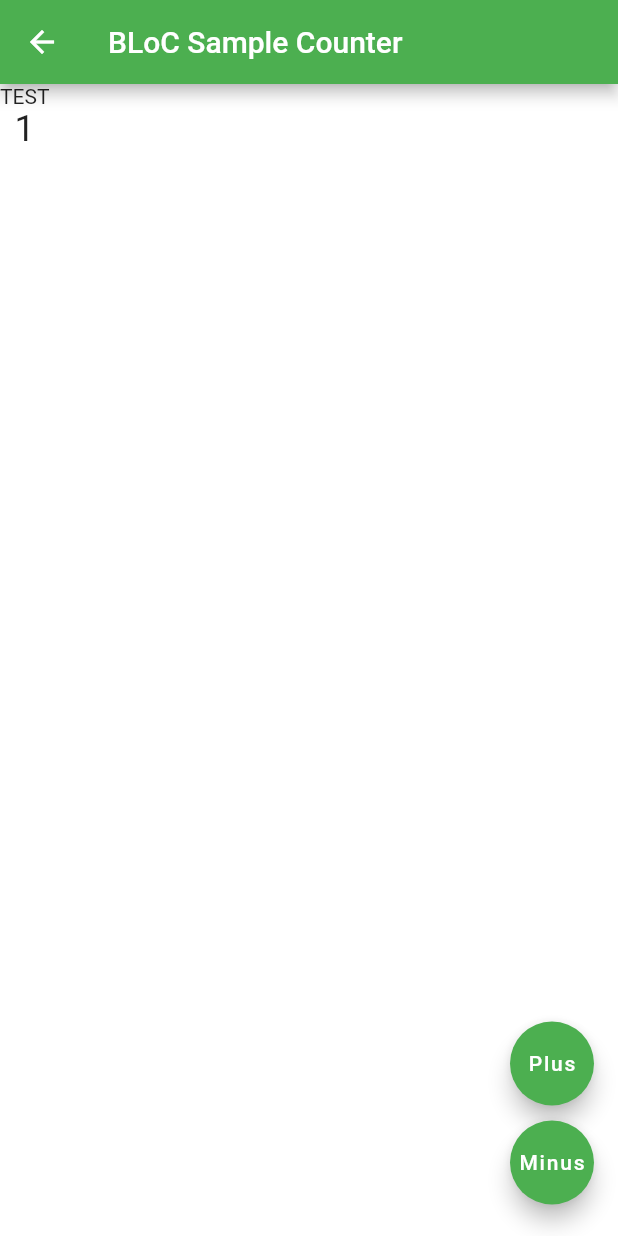
After one commit to tomothumb/sandbox_flutter, a Flutter app: the BlocSampleChildScreen screen opened directly, after a tap on "Plus", on a phone screen of 412 x 824 dp. The commit adds this screen. Run offline on Flutter 3.47's test engine with Material 2 defaults, Android fonts, the phone set to English and light mode, and no system bars; our stand-ins replace flutter_bloc.

Commit message:
book: chapter4_4 BLoC state management

```diff
--- /dev/null
+++ b/flutter_book/lib/bloc.dart
@@ -0,0 +1,24 @@
+import 'package:flutter_bloc/flutter_bloc.dart';
+
+enum CounterEvent { increment, decrement }
+
+class CounterBloc extends Bloc<CounterEvent, int> {
+  // CounterBloc(int initialState) : super(initialState);
+  CounterBloc() : super(0);
+
+  // @override
+  // int get initialState => 0;
+
+  @override
+  Stream<int> mapEventToState(CounterEvent event) async* {
+    switch (event) {
+      case CounterEvent.decrement:
+        yield state - 1;
+        break;
+      case CounterEvent.increment:
+        yield state + 1;
+        break;
+    }
+    // throw UnimplementedError();
+  }
+}
--- /dev/null
+++ b/flutter_book/lib/blocSample.dart
@@ -0,0 +1,70 @@
+import 'package:flutter/material.dart';
+import 'package:flutter_bloc/flutter_bloc.dart';
+import './bloc.dart';
+
+
+class BlocSampleScreen extends StatelessWidget {
+  @override
+  Widget build(BuildContext context) {
+    return BlocProvider(
+        create: (BuildContext context) => CounterBloc(),
+        child: BlocSampleChildScreen(),
+      );
+  }
+}
+
+class BlocSampleChildScreen extends StatelessWidget {
+
+  @override
+  Widget build(BuildContext context) {
+    debugPrint('BLoC root is built');
+
+    final CounterBloc counterBloc = BlocProvider.of<CounterBloc>(context);
+
+    return Scaffold(
+      appBar: AppBar(
+        title: Text('BLoC Sample Counter'),
+      ),
+      body: BlocBuilder<CounterBloc, int>(
+          builder: (context, count) {
+            return Column(
+              children: <Widget>[
+                Text('TEST'),
+                Text('$count', style: TextStyle(fontSize: 24.0)),
+              ],
+            );
+          }
+      ),
+      floatingActionButton: Column(
+        crossAxisAlignment: CrossAxisAlignment.end,
+        mainAxisAlignment: MainAxisAlignment.end,
+        children: [
+          Padding(
+            padding: EdgeInsets.symmetric(vertical: 5.0),
+            child:FloatingActionButton(
+              heroTag: "hero_plus",
+              onPressed: () {
+                counterBloc.add(CounterEvent.increment);
+              },
+              tooltip: "Increment",
+              child: Text('Plus'),
+            )
+          ),
+          Padding(
+              padding: EdgeInsets.symmetric(vertical: 5.0),
+              child:FloatingActionButton(
+                heroTag: "hero_minus",
+                onPressed: () {
+                  counterBloc.add(CounterEvent.decrement);
+                },
+                tooltip: "Decrement",
+                child: Text('Minus'),
+              )
+          )
+        ],
+      ),
+      backgroundColor: Colors.white,
+
+    );
+  }
+}
--- a/flutter_book/lib/main.dart
+++ b/flutter_book/lib/main.dart
@@ -2,6 +2,7 @@ import 'package:flutter/material.dart';
 import './assetSample.dart';
 import './tweenSample.dart';
 import './advancedSample.dart';
+import './blocSample.dart';
 
 void main() {
   runApp(MyApp());
@@ -31,6 +32,7 @@ class MyApp extends StatelessWidget {
         '/asset_sample': (context) => AssetSampleScreen(),
         '/tween_sample': (context) => TweenSampleScreen(),
         '/advanced_sample': (context) => AdvancedSampleScreen(),
+        '/bloc_sample': (context) => BlocSampleScreen(),
       },
       theme: ThemeData(primarySwatch: Colors.green),
       // home: HomeScreen(),
@@ -130,7 +132,7 @@ class HomeScreen extends StatelessWidget {
 
     return Scaffold(
         appBar: AppBar(title: Text('home')),
-        body: Center(
+        body: SingleChildScrollView(
           child: Column(
             mainAxisSize: MainAxisSize.min,
             children: [
@@ -204,9 +206,17 @@ class HomeScreen extends StatelessWidget {
                     onPressed: () {
                       Navigator.pushNamed(context, '/advanced_sample');
                     },
+                  ),
+                  RaisedButton(
+                    child: Text('BLoC Sample'),
+                    onPressed: () {
+                      Navigator.pushNamed(context, '/bloc_sample');
+                    },
                   )
                 ],
               ),
+
+
             ],
           ),
         ));
--- a/flutter_book/pubspec.yaml
+++ b/flutter_book/pubspec.yaml
@@ -23,6 +23,7 @@ environment:
 dependencies:
   flutter:
     sdk: flutter
+  flutter_bloc: ^6.1.1
 
 
   # The following adds the Cupertino Icons font to your application.
```
Also changed, not shown: flutter_book/pubspec.lock.
